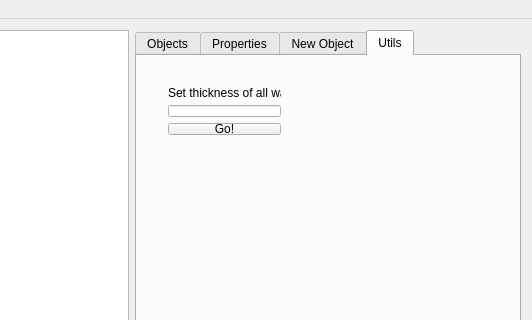
This is level_editor/LevelEditor/mainwindow.ui in dmaulikr/Ballgame as Qt 5 draws it before an edit; both pictures show x 268 to 800 and y 0 to 320 of the 800 by 600 pixel window. The edited form follows.
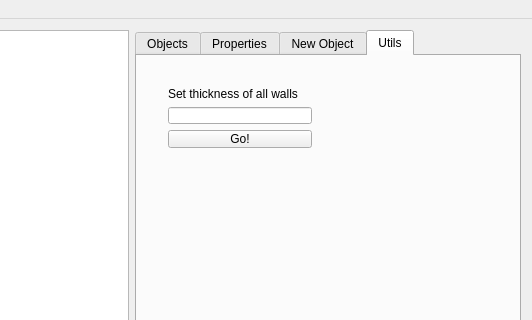
This is the edited form. The open tabs and pages were chosen to show the change. Custom widgets are drawn as their Qt base class.

Commit message: Backspace is now the key used for deletion

Patch:
```diff
--- a/level_editor/LevelEditor/mainwindow.ui
+++ b/level_editor/LevelEditor/mainwindow.ui
@@ -220,8 +220,8 @@
            <rect>
             <x>20</x>
             <y>20</y>
-            <width>135</width>
-            <height>70</height>
+            <width>166</width>
+            <height>83</height>
            </rect>
           </property>
           <layout class="QVBoxLayout" name="verticalLayout_3">
```
Left out of the diff: 8 changed lines with no effect on the pictures. The commit also changes 2 other files.
